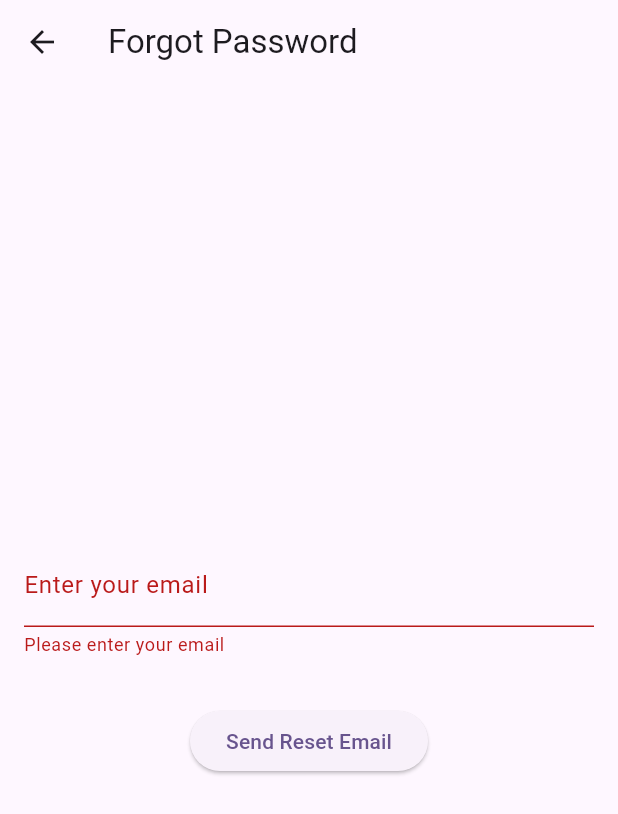
After one commit to Abdulmas01/news_app, a Flutter app: the ForgotPasswordPage screen opened directly, after a tap on "Send Reset Email", on a phone screen of 412 x 824 dp. The commit adds this screen. Shown: the top 814 px of the screen. Run offline on Flutter 3.47's test engine with Material 3 defaults, Android fonts, the phone set to English and light mode, and no system bars; our stand-ins replace cached_network_image, cloud_firestore, connectivity_plus, firebase_auth, firebase_core, get and 1 more; missing offline and left inert: flutter_share; accounts and stored records are empty.

Commit message:
added forgt password

```diff
--- /dev/null
+++ b/lib/pages/forgot_password_page.dart
@@ -0,0 +1,82 @@
+import 'package:flutter/material.dart';
+import 'package:firebase_auth/firebase_auth.dart';
+
+class ForgotPasswordPage extends StatefulWidget {
+  const ForgotPasswordPage({super.key});
+
+  @override
+  State<ForgotPasswordPage> createState() => _ForgotPasswordPageState();
+}
+
+class _ForgotPasswordPageState extends State<ForgotPasswordPage> {
+  final _emailController = TextEditingController();
+  final _formKey = GlobalKey<FormState>();
+  bool _isLoading = false;
+
+  Future<void> _resetPassword() async {
+    if (_formKey.currentState!.validate()) {
+      setState(() {
+        _isLoading = true;
+      });
+
+      try {
+        await FirebaseAuth.instance
+            .sendPasswordResetEmail(email: _emailController.text.trim());
+
+        ScaffoldMessenger.of(context).showSnackBar(
+          const SnackBar(
+            content: Text("Password reset email sent! Check your inbox."),
+          ),
+        );
+        _emailController.clear();
+      } catch (e) {
+        ScaffoldMessenger.of(context).showSnackBar(
+          SnackBar(content: Text("Error: ${e.toString()}")),
+        );
+      } finally {
+        setState(() {
+          _isLoading = false;
+        });
+      }
+    }
+  }
+
+  @override
+  Widget build(BuildContext context) {
+    return Scaffold(
+      appBar: AppBar(title: Text("Forgot Password")),
+      body: Padding(
+        padding: const EdgeInsets.all(16.0),
+        child: Form(
+          key: _formKey,
+          child: Column(
+            mainAxisAlignment: MainAxisAlignment.center,
+            children: [
+              TextFormField(
+                controller: _emailController,
+                keyboardType: TextInputType.emailAddress,
+                decoration: InputDecoration(labelText: "Enter your email"),
+                validator: (value) {
+                  if (value == null || value.isEmpty) {
+                    return "Please enter your email";
+                  }
+                  if (!RegExp(r'^[^@]+@[^@]+\.[^@]+').hasMatch(value)) {
+                    return "Please enter a valid email";
+                  }
+                  return null;
+                },
+              ),
+              SizedBox(height: 32),
+              _isLoading
+                  ? CircularProgressIndicator()
+                  : ElevatedButton(
+                      onPressed: _resetPassword,
+                      child: Text("Send Reset Email"),
+                    ),
+            ],
+          ),
+        ),
+      ),
+    );
+  }
+}
--- a/lib/pages/login.dart
+++ b/lib/pages/login.dart
@@ -3,9 +3,11 @@
 import 'package:firebase_auth/firebase_auth.dart';
 import 'package:flutter/material.dart';
 import 'package:get/get.dart';
+import 'package:news_app/api/navigation_api.dart';
 import 'package:news_app/api/snackbar_api.dart';
 import 'package:news_app/api/storage_api.dart';
 import 'package:news_app/models/user_model.dart' as user_model;
+import 'package:news_app/pages/forgot_password_page.dart';
 import 'package:news_app/pages/main_pages.dart';
 import 'package:news_app/style/text_style.dart';
 import 'package:news_app/widget/button.dart';
@@ -114,6 +116,17 @@ class _LoginState extends State<Login> {
                           hintText: "password",
                           icon: const Icon(Icons.lock_outlined),
                           onsave: (value) => password = value),
+                      Align(
+                        alignment: Alignment.centerRight,
+                        child: GestureDetector(
+                          onTap: () {
+                            NavigationApi.nextpage(
+                                route: const ForgotPasswordPage(),
+                                context: context);
+                          },
+                          child: const Text("Forgot Password"),
+                        ),
+                      ),
                       const SizedBox(
                         height: 20,
                       ),
```
